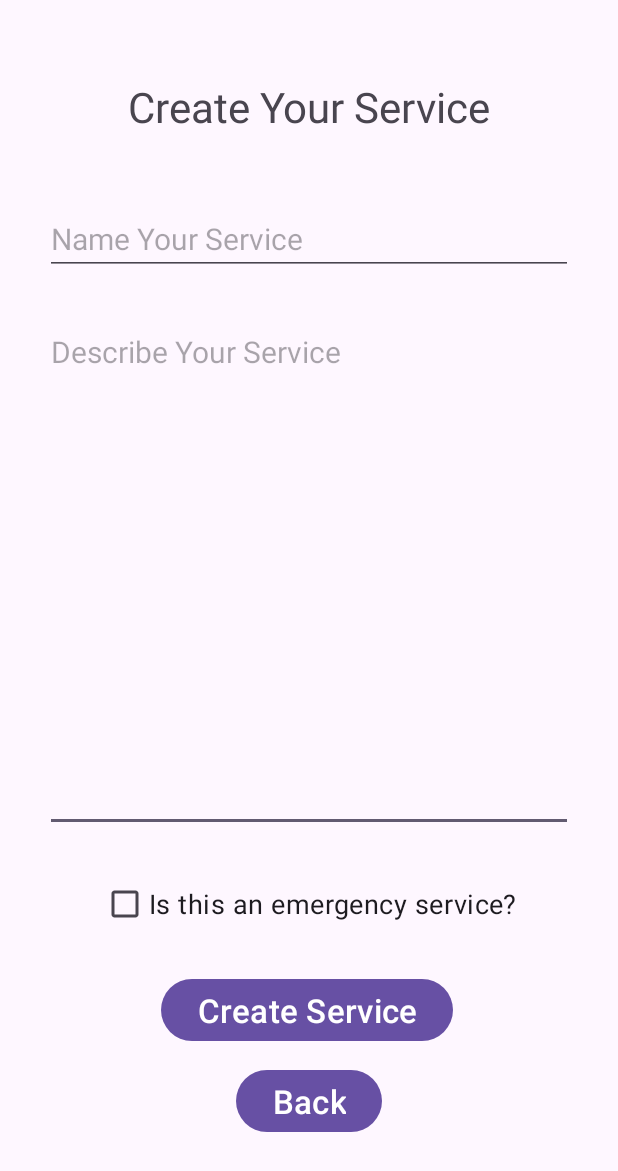
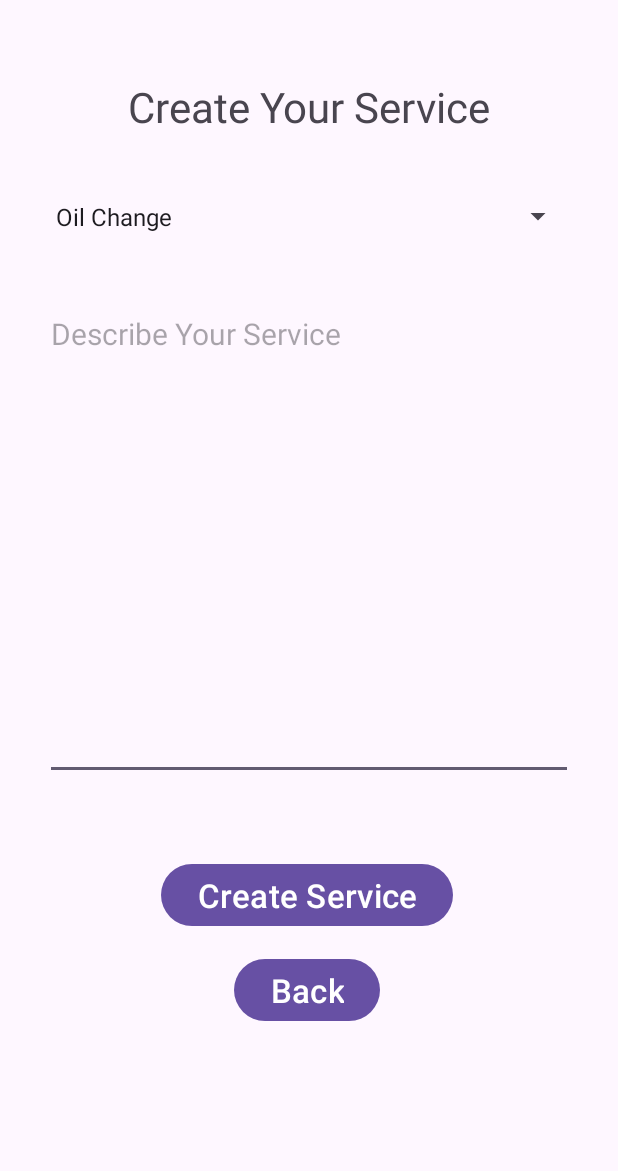
Before and after one commit to benmacleod24/cis-183-final, an Android app: the createService screen opened directly, with no data from a screen before it, on a phone screen of 412 x 824 dp. Shown: the top 1171 px of the screen. Run offline under Robolectric (Android 15) with nearby library versions, the phone set to English and light mode, and no system bars; 1 statement that could not run was skipped.

Commit message:
Revamped Services
-Services now have some preset types (oil change, repair, tuning, etc.) that a business can choose from when creating a service. "serviceName" has been removed. A business only selects the type of service, and describes it when creating a service.
-Drop down created for selecting service type
-Database version = 5 now

```diff
--- a/Program_01/app/src/main/java/com/example/program_01/CreateBusiness.java
+++ b/Program_01/app/src/main/java/com/example/program_01/CreateBusiness.java
@@ -10,6 +10,7 @@ import android.widget.Button;
 import android.widget.EditText;
 import android.widget.TextView;
 
+import com.example.program_01.Controllers.Session;
 import com.example.program_01.Database.BusinessDatabase;
 import com.example.program_01.Database.Database;
 import com.example.program_01.Database.UsersDatabase;
@@ -121,6 +122,7 @@ public class CreateBusiness extends AppCompatActivity
                         businessDb.createBusiness(b);
 
                         //LOG IN AND GO TO BUSINESS HOME PAGE
+                        Session.login(b);
                         startActivity(bussinessHomeIntent);
                     }
                     else
--- a/Program_01/app/src/main/java/com/example/program_01/Database/DatabaseVaribles.java
+++ b/Program_01/app/src/main/java/com/example/program_01/Database/DatabaseVaribles.java
@@ -3,7 +3,7 @@ package com.example.program_01.Database;
 public class DatabaseVaribles
 {
     public static String DB_NAME = "mars_database";
-    public static int DB_VERSION = 4;
+    public static int DB_VERSION = 5;
     public static String USER_TABLE = "users";
     public static String BUSINESS_TABLE = "businesses";
     public static String SERVICE_TABLE = "services";
--- a/Program_01/app/src/main/java/com/example/program_01/createService.java
+++ b/Program_01/app/src/main/java/com/example/program_01/createService.java
@@ -6,10 +6,15 @@ import android.content.Intent;
 import android.os.Bundle;
 import android.util.Log;
 import android.view.View;
+import android.widget.AdapterView;
+import android.widget.ArrayAdapter;
 import android.widget.Button;
 import android.widget.CheckBox;
 import android.widget.EditText;
+import android.widget.Spinner;
+import android.widget.AdapterView.OnItemSelectedListener;
 import android.widget.TextView;
+import android.widget.Toast;
 
 import com.example.program_01.Controllers.Session;
 import com.example.program_01.Database.BusinessDatabase;
@@ -23,12 +28,11 @@ import java.util.ArrayList;
 public class createService extends AppCompatActivity
 {
     //GUI Stuff
-    EditText et_j_cs_name;
     EditText et_j_cs_desc;
-    CheckBox cb_j_cs_isEmergency;
     TextView tv_j_cs_fieldsError;
     Button btn_j_cs_createService;
     Button btn_j_cs_back;
+    Spinner sp_j_cs_serviceType;
 
     //Intent Stuff
     Intent bussinessHomeIntent;
@@ -44,12 +48,16 @@ public class createService extends AppCompatActivity
         setContentView(R.layout.activity_create_service);
 
         //GUI Stuff
-        et_j_cs_name = findViewById(R.id.et_v_cs_name);
         et_j_cs_desc = findViewById(R.id.et_v_cs_desc);
-        cb_j_cs_isEmergency = findViewById(R.id.cb_v_cs_isEmergency);
         tv_j_cs_fieldsError = findViewById(R.id.tv_v_cs_fieldsError);
         btn_j_cs_createService = findViewById(R.id.btn_v_cs_createService);
         btn_j_cs_back = findViewById(R.id.btn_v_cs_back);
+        sp_j_cs_serviceType = findViewById(R.id.sp_v_cs_serviceType);
+
+        //Drop Down Stuff
+        ArrayAdapter<CharSequence> adapter = ArrayAdapter.createFromResource(this, R.array.serviceTypes, android.R.layout.simple_spinner_item);
+        adapter.setDropDownViewResource(android.R.layout.simple_spinner_dropdown_item);
+        sp_j_cs_serviceType.setAdapter(adapter);
 
         //Database Stuff
         businessDb = new BusinessDatabase(this);
@@ -58,15 +66,22 @@ public class createService extends AppCompatActivity
         //Intent Stuff
         bussinessHomeIntent = new Intent(createService.this, businessHome.class);
 
+
         //TESTING
         ArrayList<Service> allServicesUnderMe = new ArrayList<Service>();
         allServicesUnderMe = serviceDb.getAllServicesUnderBusiness(Session.getBusiness().getEmail());
-        for (int i = 0; i < allServicesUnderMe.size(); i++)
+        if (allServicesUnderMe != null)
         {
-            Log.d("SERVICES UNDER " + Session.getBusiness().getEmail() + ":", allServicesUnderMe.get(i).getServiceName());
+            for (int i = 0; i < allServicesUnderMe.size(); i++)
+            {
+                Log.d("SERVICES UNDER " + Session.getBusiness().getEmail() + ":", allServicesUnderMe.get(i).getServiceType());
+            }
         }
+        //TESTING
+
 
         //Functions
+        spinnerItemSelectEvent();
         createServiceButtonEvent();
         backButtonEvent();
     }
@@ -80,11 +95,9 @@ public class createService extends AppCompatActivity
             {
                 Log.d("Button Pressed: ", "=====Create Service Button Press (From Create Service Intent)=====");
 
-
-                String sName = et_j_cs_name.getText().toString();
                 String sDesc = et_j_cs_desc.getText().toString();
 
-                if (sName.equals("") || sDesc.equals(""))
+                if(sDesc.equals(""))
                 {
                     tv_j_cs_fieldsError.setVisibility(View.VISIBLE);
                 }
@@ -93,15 +106,31 @@ public class createService extends AppCompatActivity
                     tv_j_cs_fieldsError.setVisibility(View.INVISIBLE);
 
                     //Must make service through database first, then read services later because serviceId is auto incrementing
-                    if (cb_j_cs_isEmergency.isChecked()) //Service is of type EMERGENCY
+                    //No other way to do this really other than hardcode it
+                    //(There technically is but it'll take too long and I don't want to do it)
+                    if (sp_j_cs_serviceType.getSelectedItem().toString().equals("Oil Change"))
                     {
-                        //Looks like this
-                        serviceDb.createService(Session.getBusiness().getEmail(), Service.SERVICE_TYPE_EMERGENCY, sName, sDesc);
+                        serviceDb.createService(Session.getBusiness().getEmail(), Service.SERVICE_TYPE_OIL_CHANGE, sDesc);
                     }
-                    else //Service is of type BASIC
+                    if (sp_j_cs_serviceType.getSelectedItem().toString().equals("Repairs"))
                     {
-                        //Looks like this
-                        serviceDb.createService(Session.getBusiness().getEmail(), Service.SERVICE_TYPE_BASIC, sName, sDesc);
+                        serviceDb.createService(Session.getBusiness().getEmail(), Service.SERVICE_TYPE_REPAIRS, sDesc);
+                    }
+                    if (sp_j_cs_serviceType.getSelectedItem().toString().equals("Tuning"))
+                    {
+                        serviceDb.createService(Session.getBusiness().getEmail(), Service.SERVICE_TYPE_TUNING, sDesc);
+                    }
+                    if (sp_j_cs_serviceType.getSelectedItem().toString().equals("Detailing"))
+                    {
+                        serviceDb.createService(Session.getBusiness().getEmail(), Service.SERVICE_TYPE_DETAILING, sDesc);
+                    }
+                    if (sp_j_cs_serviceType.getSelectedItem().toString().equals("Towing"))
+                    {
+                        serviceDb.createService(Session.getBusiness().getEmail(), Service.SERVICE_TYPE_TOWING, sDesc);
+                    }
+                    if (sp_j_cs_serviceType.getSelectedItem().toString().equals("Roadside Assistance"))
+                    {
+                        serviceDb.createService(Session.getBusiness().getEmail(), Service.SERVICE_TYPE_ROADSIDE_ASSISTANCE, sDesc);
                     }
 
                     startActivity(bussinessHomeIntent);
@@ -122,4 +151,22 @@ public class createService extends AppCompatActivity
             }
         });
     }
+
+    public void spinnerItemSelectEvent()
+    {
+        sp_j_cs_serviceType.setOnItemSelectedListener(new OnItemSelectedListener() {
+            @Override
+            public void onItemSelected(AdapterView<?> parent, View view, int position, long id)
+            {
+                String text = parent.getItemAtPosition(position).toString();
+                Toast.makeText(parent.getContext(), text, Toast.LENGTH_SHORT).show();
+            }
+
+            @Override
+            public void onNothingSelected(AdapterView<?> parent)
+            {
+
+            }
+        });
+    }
 }
--- a/Program_01/app/src/main/res/layout/activity_create_service.xml
+++ b/Program_01/app/src/main/res/layout/activity_create_service.xml
@@ -12,64 +12,37 @@
         android:layout_height="0dp"
         android:layout_marginStart="30dp"
         android:layout_marginEnd="30dp"
-        android:layout_marginBottom="24dp"
+        android:layout_marginBottom="10dp"
         android:ems="10"
         android:gravity="top|left"
         android:hint="Describe Your Service"
         android:inputType="textMultiLine"
         android:textAlignment="viewStart"
         android:textSize="20sp"
-        app:layout_constraintBottom_toTopOf="@+id/cb_v_cs_isEmergency"
+        app:layout_constraintBottom_toTopOf="@+id/tv_v_cs_fieldsError"
         app:layout_constraintEnd_toEndOf="parent"
         app:layout_constraintStart_toStartOf="parent"
-        app:layout_constraintTop_toBottomOf="@+id/et_v_cs_name" />
+        app:layout_constraintTop_toBottomOf="@+id/sp_v_cs_serviceType" />
 
     <TextView
         android:id="@+id/textView6"
         android:layout_width="wrap_content"
         android:layout_height="wrap_content"
         android:layout_marginTop="52dp"
-        android:layout_marginBottom="45dp"
+        android:layout_marginBottom="29dp"
         android:text="Create Your Service"
         android:textSize="28sp"
-        app:layout_constraintBottom_toTopOf="@+id/et_v_cs_name"
+        app:layout_constraintBottom_toTopOf="@+id/sp_v_cs_serviceType"
         app:layout_constraintEnd_toEndOf="parent"
         app:layout_constraintStart_toStartOf="parent"
         app:layout_constraintTop_toTopOf="parent" />
-
-    <EditText
-        android:id="@+id/et_v_cs_name"
-        android:layout_width="0dp"
-        android:layout_height="wrap_content"
-        android:layout_marginStart="30dp"
-        android:layout_marginEnd="30dp"
-        android:layout_marginBottom="27dp"
-        android:ems="10"
-        android:hint="Name Your Service"
-        android:inputType="text"
-        android:textSize="20sp"
-        app:layout_constraintBottom_toTopOf="@+id/et_v_cs_desc"
-        app:layout_constraintEnd_toEndOf="parent"
-        app:layout_constraintStart_toStartOf="parent"
-        app:layout_constraintTop_toBottomOf="@+id/textView6" />
-
-    <CheckBox
-        android:id="@+id/cb_v_cs_isEmergency"
-        android:layout_width="wrap_content"
-        android:layout_height="wrap_content"
-        android:layout_marginStart="37dp"
-        android:text="Is this an emergency service?"
-        android:textSize="18sp"
-        app:layout_constraintBottom_toTopOf="@+id/tv_v_cs_fieldsError"
-        app:layout_constraintStart_toStartOf="@+id/et_v_cs_desc"
-        app:layout_constraintTop_toBottomOf="@+id/et_v_cs_desc" />
 
     <Button
         android:id="@+id/btn_v_cs_createService"
         android:layout_width="wrap_content"
         android:layout_height="wrap_content"
         android:layout_marginStart="10dp"
-        android:layout_marginBottom="11dp"
+        android:layout_marginBottom="14dp"
         android:text="Create Service"
         android:textSize="22sp"
         app:layout_constraintBottom_toTopOf="@+id/btn_v_cs_back"
@@ -80,24 +53,40 @@
         android:id="@+id/btn_v_cs_back"
         android:layout_width="wrap_content"
         android:layout_height="wrap_content"
-        android:layout_marginBottom="65dp"
+        android:layout_marginBottom="139dp"
         android:text="Back"
         android:textSize="22sp"
         app:layout_constraintBottom_toBottomOf="parent"
-        app:layout_constraintEnd_toEndOf="parent"
-        app:layout_constraintStart_toStartOf="parent"
+        app:layout_constraintEnd_toEndOf="@+id/btn_v_cs_createService"
+        app:layout_constraintStart_toStartOf="@+id/btn_v_cs_createService"
         app:layout_constraintTop_toBottomOf="@+id/btn_v_cs_createService" />
 
     <TextView
         android:id="@+id/tv_v_cs_fieldsError"
         android:layout_width="wrap_content"
         android:layout_height="wrap_content"
-        android:layout_marginEnd="30dp"
-        android:text="*Make sure to fill out all fields*"
+        android:layout_marginBottom="20dp"
+        android:text="*Please describe your service*"
         android:textColor="#FF0000"
         android:textSize="16sp"
         android:visibility="invisible"
         app:layout_constraintBottom_toTopOf="@+id/btn_v_cs_createService"
-        app:layout_constraintEnd_toEndOf="@+id/cb_v_cs_isEmergency"
-        app:layout_constraintTop_toBottomOf="@+id/cb_v_cs_isEmergency" />
+        app:layout_constraintEnd_toEndOf="parent"
+        app:layout_constraintStart_toStartOf="parent"
+        app:layout_constraintTop_toBottomOf="@+id/et_v_cs_desc" />
+
+    <Spinner
+        android:id="@+id/sp_v_cs_serviceType"
+        android:layout_width="0dp"
+        android:layout_height="50dp"
+        android:layout_marginStart="29dp"
+        android:layout_marginEnd="29dp"
+        android:layout_marginBottom="29dp"
+        android:textAlignment="textStart"
+        android:tooltipText="Select Your Service"
+        app:layout_constraintBottom_toTopOf="@+id/et_v_cs_desc"
+        app:layout_constraintEnd_toEndOf="parent"
+        app:layout_constraintStart_toStartOf="parent"
+        app:layout_constraintTop_toBottomOf="@+id/textView6" />
+
 </androidx.constraintlayout.widget.ConstraintLayout>
--- a/Program_01/app/src/main/res/values/strings.xml
+++ b/Program_01/app/src/main/res/values/strings.xml
@@ -1,3 +1,12 @@
 <resources>
     <string name="app_name">Program_01</string>
+
+    <string-array name="serviceTypes">
+        <item>Oil Change</item>
+        <item>Repairs</item>
+        <item>Tuning</item>
+        <item>Detailing</item>
+        <item>Towing</item>
+        <item>Roadside Assistance</item>
+    </string-array>
 </resources>
```
Also changed, not shown: Program_01/app/src/main/java/com/example/program_01/Database/ServiceDatabase.java (+18 -12 lines), Program_01/app/src/main/java/com/example/program_01/Models/Service.java (+9 -14 lines), Program_01/app/src/main/java/com/example/program_01/businessHome.java (+5 -15 lines), Program_01/app/src/main/res/layout/activity_business_home.xml (+13 -23 lines).
